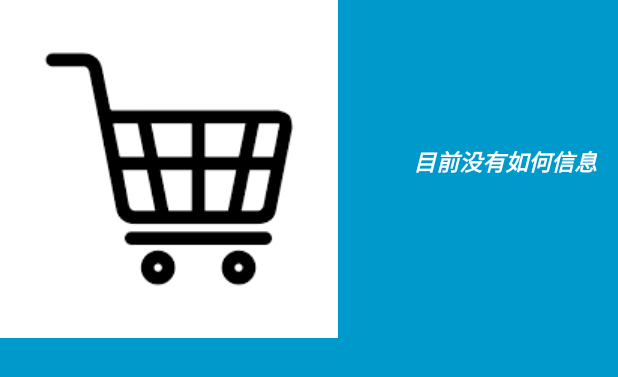
After one commit to lxl026/Gouwuche, an Android app: the layout m_widget.xml on its own in the app's theme, with its tools: preview values and no code run, on a phone screen of 412 x 824 dp. The commit adds this screen. Shown: the top 377 px of the screen. Run offline under Robolectric (Android 15) with nearby library versions, the phone set to English and light mode, and no system bars.

Commit message:
为实现实验5，添加了一些bug

```diff
--- a/app/build.gradle
+++ b/app/build.gradle
@@ -2,7 +2,7 @@ apply plugin: 'com.android.application'
 
 android {
     compileSdkVersion 26
-    buildToolsVersion "26.0.1"
+    buildToolsVersion '26.0.2'
     defaultConfig {
         applicationId "company.leon.gouwuche"
         minSdkVersion 19
--- a/app/src/main/java/company/leon/gouwuche/Detail.java
+++ b/app/src/main/java/company/leon/gouwuche/Detail.java
@@ -133,6 +133,6 @@ public class Detail extends AppCompatActivity {
 //    @Override
 //    protected void onDestroy(){
 //        super.onDestroy();
-//        unregisterReceiver(dynamicReciver);
+//        unregisterReceiver(dynamicReciver);//注销动态广播
 //    }
 }
--- a/app/src/main/java/company/leon/gouwuche/MainActivity.java
+++ b/app/src/main/java/company/leon/gouwuche/MainActivity.java
@@ -193,7 +193,7 @@ public class MainActivity extends AppCompatActivity {
         });
         //静态广播部分
         //定义Intent
-        Intent intentBroadcast=new Intent("company.leon.gouwuche.MyStaticFliter");
+        Intent intentBroadcast=new Intent("company.leon.gouwuche.StaticActionWidget");
         //发送随机的一个商品
         intentBroadcast.putExtra("goods",data.get(new Random().nextInt(data.size())));
         //发送广播
--- /dev/null
+++ b/app/src/main/res/layout/m_widget.xml
@@ -0,0 +1,31 @@
+<RelativeLayout xmlns:android="http://schemas.android.com/apk/res/android"
+    xmlns:tools="http://schemas.android.com/tools"
+    android:id="@+id/widget"
+    android:layout_width="match_parent"
+    android:layout_height="match_parent"
+    android:background="#09C"
+    android:padding="@dimen/widget_margin">
+
+    <ImageView
+        android:id="@+id/appwidget_image"
+        android:src="@drawable/shoplist"
+        android:layout_width="wrap_content"
+        android:layout_height="wrap_content" />
+
+    <TextView
+        android:id="@+id/appwidget_text"
+        android:layout_width="wrap_content"
+        android:layout_height="wrap_content"
+        android:layout_alignParentEnd="true"
+        android:layout_alignParentTop="true"
+        android:layout_marginEnd="14dp"
+        android:layout_marginTop="96dp"
+        android:background="#09C"
+        android:contentDescription="@string/appwidget_text"
+        android:text="目前没有如何信息"
+        android:textColor="#ffffff"
+        android:textSize="15sp"
+        android:textStyle="bold|italic" />
+
+
+</RelativeLayout>
--- a/app/src/main/res/values/strings.xml
+++ b/app/src/main/res/values/strings.xml
@@ -1,3 +1,5 @@
 <resources>
     <string name="app_name">Gouwuche</string>
+    <string name="appwidget_text">EXAMPLE</string>
+    <string name="add_widget">Add widget</string>
 </resources>
--- a/build.gradle
+++ b/build.gradle
@@ -5,7 +5,7 @@ buildscript {
         jcenter()
     }
     dependencies {
-        classpath 'com.android.tools.build:gradle:2.3.3'
+        classpath 'com.android.tools.build:gradle:3.0.0'
 
         // NOTE: Do not place your application dependencies here; they belong
         // in the individual module build.gradle files
```
Also changed, not shown: app/src/main/AndroidManifest.xml (+18 -3 lines), app/src/main/java/company/leon/gouwuche/mWidget.java (added, +75 -0 lines), app/src/main/res/values-v14/dimens.xml (added, +10 -0 lines), app/src/main/res/values/dimens.xml (added, +10 -0 lines), app/src/main/res/xml/m_widget_info.xml (added, +11 -0 lines), app/src/main/res/drawable-nodpi/example_appwidget_preview.png (added), gradle/wrapper/gradle-wrapper.properties.
